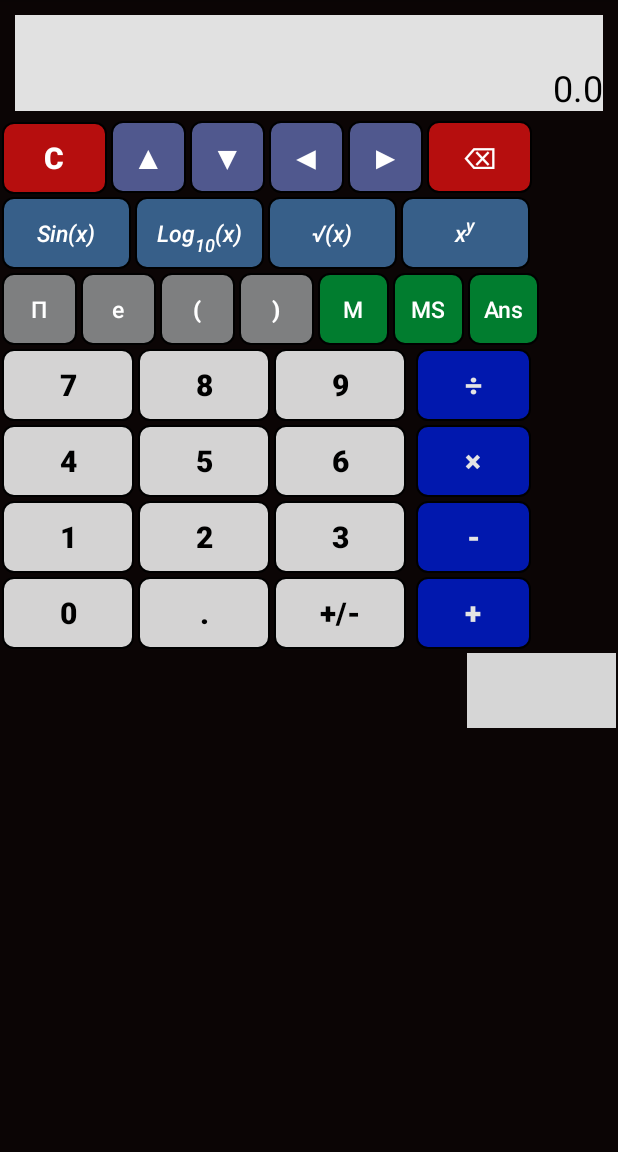
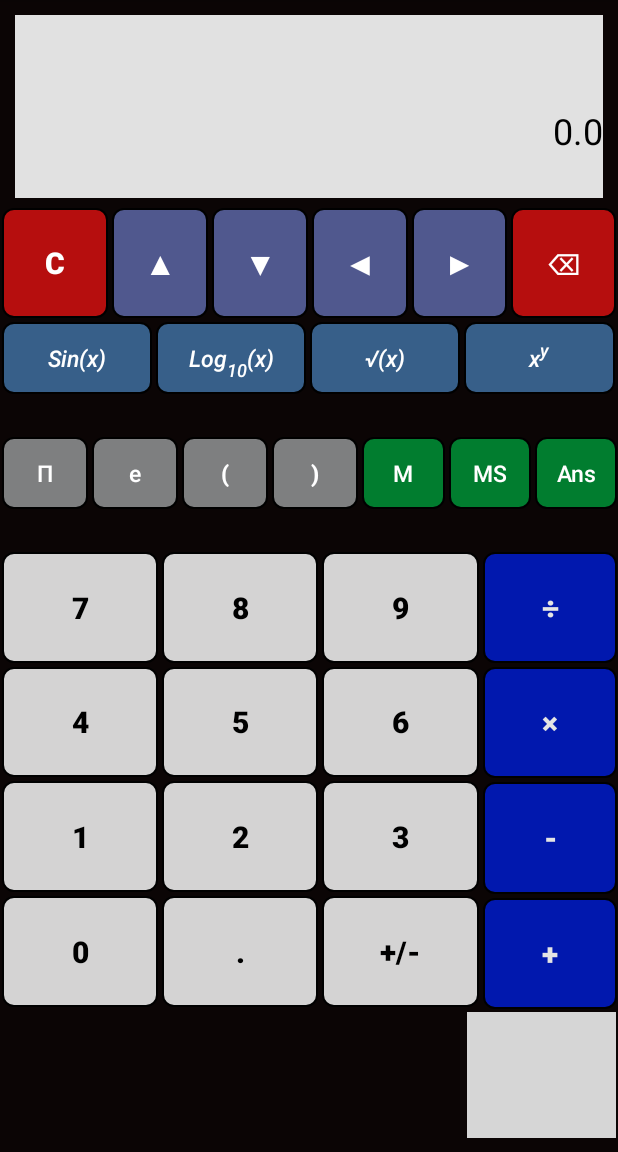
Before and after one commit to louimet/E-Calc, an Android app: the screen it shows after launch (MainActivity), on a phone screen of 412 x 824 dp, the part 84-1236 px from its top. Run offline under Robolectric (Android 15) with nearby library versions, the phone set to English and light mode, and no system bars; Roboto replaces fonts that are not available here; 1 statement that could not run was skipped; grey boxes are pictures that could not be loaded.

Commit message:
The app now scales in portrait mode

```diff
--- a/src/Team_E_Calc_AndroidApp/app/src/main/res/layout/activity_main.xml
+++ b/src/Team_E_Calc_AndroidApp/app/src/main/res/layout/activity_main.xml
@@ -7,10 +7,15 @@
     tools:context="com.calc.MainActivity"
     android:background="#0b0505"
     android:weightSum="1">
-
+    <LinearLayout
+        android:layout_width="match_parent"
+        android:layout_height="0dp"
+        android:layout_weight="0.18"
+        android:orientation="vertical">
         <EditText
             android:layout_width="match_parent"
-        android:layout_height="32dp"
+            android:layout_height="0dp"
+            android:layout_weight="0.09"
             android:textAppearance="?android:attr/textAppearanceLarge"
             android:text="@string/initDisplay"
             android:id="@+id/textView"
@@ -27,12 +32,12 @@
             android:layout_marginRight="10dp"
             android:layout_marginTop="10dp"
             android:minHeight="@dimen/displayScreenSize"
-        android:layout_weight="0"
             android:layout_marginBottom="0dp" />
 
         <TextView
             android:layout_width="match_parent"
-        android:layout_height="32dp"
+            android:layout_height="0dp"
+            android:layout_weight="0.09"
             android:textAppearance="?android:attr/textAppearanceLarge"
             android:text="@string/resultView"
             android:id="@+id/resultView"
@@ -47,19 +52,21 @@
             android:layout_marginTop="0dp"
             android:minHeight="@dimen/displayScreenSize"
             android:layout_marginBottom="5dp" />
-
+    </LinearLayout>
 
     <LinearLayout
         android:layout_width="wrap_content"
-        android:layout_height="wrap_content"
+        android:layout_height="0dp"
+        android:layout_weight="0.1"
         android:orientation="horizontal">
 
         <Button
             style="?android:attr/borderlessButtonStyle"
             android:text="@string/buttonClear"
             android:id="@+id/buttonClear"
-            android:layout_width="@dimen/deletion_button_width"
-            android:layout_height="wrap_content"
+            android:layout_width="0dp"
+            android:layout_weight="0.0125"
+            android:layout_height="match_parent"
             android:background="@drawable/button_delete"
             android:layout_margin="1dp"
             android:clickable="true"
@@ -70,8 +77,9 @@
             android:textSize="20sp" />
         <Button
             style="?android:attr/borderlessButtonStyle"
-            android:layout_width="@dimen/arrow_button_width"
-            android:layout_height="wrap_content"
+            android:layout_width="0dp"
+            android:layout_weight="0.0175"
+            android:layout_height="match_parent"
             android:text="@string/button_up_arrow"
             android:id="@+id/button_up_arrow"
             android:background="@drawable/button_arrows"
@@ -84,8 +92,9 @@
             android:textSize="20sp" />
         <Button
             style="?android:attr/borderlessButtonStyle"
-            android:layout_width="@dimen/arrow_button_width"
-            android:layout_height="wrap_content"
+            android:layout_width="0dp"
+            android:layout_weight="0.0175"
+            android:layout_height="match_parent"
             android:text="@string/button_down_arrow"
             android:id="@+id/button_down_arrow"
             android:background="@drawable/button_arrows"
@@ -98,8 +107,9 @@
             android:textSize="20sp" />
         <Button
             style="?android:attr/borderlessButtonStyle"
-            android:layout_width="@dimen/arrow_button_width"
-            android:layout_height="wrap_content"
+            android:layout_width="0dp"
+            android:layout_weight="0.0175"
+            android:layout_height="match_parent"
             android:text="@string/button_left_arrow"
             android:id="@+id/button_left_arrow"
             android:background="@drawable/button_arrows"
@@ -112,8 +122,9 @@
             android:textSize="20sp" />
         <Button
             style="?android:attr/borderlessButtonStyle"
-            android:layout_width="@dimen/arrow_button_width"
-            android:layout_height="wrap_content"
+            android:layout_width="0dp"
+            android:layout_weight="0.0175"
+            android:layout_height="match_parent"
             android:text="@string/button_right_arrow"
             android:id="@+id/button_right_arrow"
             android:background="@drawable/button_arrows"
@@ -126,8 +137,9 @@
             android:textSize="20sp" />
         <Button
             style="?android:attr/borderlessButtonStyle"
-            android:layout_width="@dimen/deletion_button_width"
-            android:layout_height="wrap_content"
+            android:layout_width="0dp"
+            android:layout_weight="0.0125"
+            android:layout_height="match_parent"
             android:text="@string/buttonBackspace"
             android:id="@+id/buttonBackspace"
             android:background="@drawable/button_delete"
@@ -142,12 +154,14 @@
     </LinearLayout>
 
     <LinearLayout
-        android:layout_width="wrap_content"
-        android:layout_height="wrap_content"
+        android:layout_width="match_parent"
+        android:layout_height="0dp"
+        android:layout_weight="0.1"
         android:orientation="horizontal">
         <Button
             style="?android:attr/borderlessButtonStyle"
-            android:layout_width="@dimen/function_button_width"
+            android:layout_width="0dp"
+            android:layout_weight="0.025"
             android:layout_height="wrap_content"
             android:text="@string/buttonSin"
             android:id="@+id/buttonSin"
@@ -163,7 +177,8 @@
 
         <Button
             style="?android:attr/borderlessButtonStyle"
-            android:layout_width="@dimen/function_button_width"
+            android:layout_width="0dp"
+            android:layout_weight="0.025"
             android:layout_height="wrap_content"
             android:text="@string/buttonLog10"
             android:id="@+id/buttonLog10"
@@ -179,7 +194,8 @@
 
         <Button
             style="?android:attr/borderlessButtonStyle"
-            android:layout_width="@dimen/function_button_width"
+            android:layout_width="0dp"
+            android:layout_weight="0.025"
             android:layout_height="wrap_content"
             android:text="@string/buttonSqrt"
             android:id="@+id/buttonSqrt"
@@ -195,7 +211,8 @@
 
         <Button
             style="?android:attr/borderlessButtonStyle"
-            android:layout_width="@dimen/function_button_width"
+            android:layout_width="0dp"
+            android:layout_weight="0.025"
             android:layout_height="wrap_content"
             android:text="@string/button10to"
             android:id="@+id/button10to"
@@ -212,13 +229,15 @@
 
     <LinearLayout
         android:layout_width="wrap_content"
-        android:layout_height="wrap_content"
+        android:layout_height="0dp"
+        android:layout_weight="0.1"
         android:orientation="horizontal">
         <Button
             style="?android:attr/borderlessButtonStyle"
             android:text="@string/buttonPi"
             android:id="@+id/buttonPi"
-            android:layout_width="@dimen/literal_operand_button_width"
+            android:layout_width="0dp"
+            android:layout_weight="0.0138"
             android:layout_height="wrap_content"
             android:background="@drawable/button_pi_e_parenthesis"
             android:layout_margin="1dp"
@@ -232,7 +251,8 @@
             style="?android:attr/borderlessButtonStyle"
             android:text="@string/button_e"
             android:id="@+id/button_e"
-            android:layout_width="@dimen/literal_operand_button_width"
+            android:layout_width="0dp"
+            android:layout_weight="0.0138"
             android:layout_height="wrap_content"
             android:background="@drawable/button_pi_e_parenthesis"
             android:layout_margin="1dp"
@@ -245,7 +265,8 @@
 
         <Button
             style="?android:attr/borderlessButtonStyle"
-            android:layout_width="@dimen/literal_operand_button_width"
+            android:layout_width="0dp"
+            android:layout_weight="0.0138"
             android:layout_height="wrap_content"
             android:text="@string/buttonLpar"
             android:id="@+id/buttonLpar"
@@ -259,7 +280,8 @@
             android:textSize="15sp" />
         <Button
             style="?android:attr/borderlessButtonStyle"
-            android:layout_width="@dimen/literal_operand_button_width"
+            android:layout_width="0dp"
+            android:layout_weight="0.0138"
             android:layout_height="wrap_content"
             android:text="@string/buttonRpar"
             android:id="@+id/buttonRpar"
@@ -274,7 +296,8 @@
 
         <Button
             style="?android:attr/borderlessButtonStyle"
-            android:layout_width="@dimen/memory_button_width"
+            android:layout_width="0dp"
+            android:layout_weight="0.0147"
             android:layout_height="wrap_content"
             android:text="@string/button_mem_recall"
             android:id="@+id/button_mem_recall"
@@ -289,7 +312,8 @@
 
         <Button
             style="?android:attr/borderlessButtonStyle"
-            android:layout_width="@dimen/memory_button_width"
+            android:layout_width="0dp"
+            android:layout_weight="0.0147"
             android:layout_height="wrap_content"
             android:text="@string/button_mem_store"
             android:id="@+id/button_mem_store"
@@ -304,7 +328,8 @@
 
         <Button
             style="?android:attr/borderlessButtonStyle"
-            android:layout_width="@dimen/memory_button_width"
+            android:layout_width="0dp"
+            android:layout_weight="0.0147"
             android:layout_height="wrap_content"
             android:text="@string/button_ans"
             android:id="@+id/button_ans"
@@ -320,33 +345,39 @@
     </LinearLayout>
 
     <LinearLayout
-        android:layout_width="wrap_content"
-        android:layout_height="wrap_content">
+        android:layout_width="match_parent"
+        android:layout_height="0dp"
+        android:layout_weight="0.4">
         <TableLayout
-            android:layout_width="276dp"
-            android:layout_height="wrap_content">
+            android:layout_width="match_parent"
+            android:layout_weight="0.089"
+            android:layout_height="match_parent"
+            android:weightSum="0.4">
+
             <TableRow
                 android:layout_width="match_parent"
-                android:layout_height="wrap_content">
+                android:layout_height="match_parent"
+                android:layout_weight="0.1">
                 <Button
                     android:text="@string/button7"
                     android:id="@+id/button7"
-                    android:layout_width="wrap_content"
-                    android:layout_height="wrap_content"
+                    android:layout_width="0dp"
+                    android:layout_weight="1"
+                    android:layout_height="match_parent"
                     android:background="@drawable/button_digit"
                     android:layout_margin="1dp"
                     android:clickable="true"
                     android:enabled="true"
                     android:textColor="#000000"
-                    android:minWidth="@dimen/num_button_width"
                     android:onClick="sendMessage"
                     style="?android:attr/borderlessButtonStyle"
                     android:textStyle="bold"
                     android:textSize="20sp" />
 
                 <Button
-                    android:layout_width="wrap_content"
-                    android:layout_height="wrap_content"
+                    android:layout_width="0dp"
+                    android:layout_weight="1"
+                    android:layout_height="match_parent"
                     android:text="@string/button8"
                     android:id="@+id/button8"
                     android:background="@drawable/button_digit"
@@ -354,15 +385,15 @@
                     android:clickable="true"
                     android:enabled="true"
                     android:textColor="#000000"
-                    android:minWidth="@dimen/num_button_width"
                     android:onClick="sendMessage"
                     style="?android:attr/borderlessButtonStyle"
                     android:textStyle="bold"
                     android:textSize="20sp" />
 
                 <Button
-                    android:layout_width="wrap_content"
-                    android:layout_height="wrap_content"
+                    android:layout_width="0dp"
+                    android:layout_weight="1"
+                    android:layout_height="match_parent"
                     android:text="@string/button9"
                     android:id="@+id/button9"
                     android:background="@drawable/button_digit"
@@ -370,7 +401,6 @@
                     android:clickable="true"
                     android:enabled="true"
                     android:textColor="#000000"
-                    android:minWidth="@dimen/num_button_width"
                     android:onClick="sendMessage"
                     style="?android:attr/borderlessButtonStyle"
                     android:textStyle="bold"
@@ -380,11 +410,13 @@
 
             <TableRow
                 android:layout_width="match_parent"
-                android:layout_height="wrap_content">
+                android:layout_height="match_parent"
+                android:layout_weight="0.1">
 
                 <Button
-                    android:layout_width="wrap_content"
-                    android:layout_height="wrap_content"
+                    android:layout_width="0dp"
+                    android:layout_weight="1"
+                    android:layout_height="match_parent"
                     android:text="@string/button4"
                     android:id="@+id/button4"
                     android:background="@drawable/button_digit"
@@ -392,15 +424,15 @@
                     android:clickable="true"
                     android:enabled="true"
                     android:textColor="#000000"
-                    android:minWidth="@dimen/num_button_width"
                     android:onClick="sendMessage"
                     style="?android:attr/borderlessButtonStyle"
                     android:textStyle="bold"
                     android:textSize="20sp" />
 
                 <Button
-                    android:layout_width="wrap_content"
-                    android:layout_height="wrap_content"
+                    android:layout_width="0dp"
+                    android:layout_weight="1"
+                    android:layout_height="match_parent"
                     android:text="@string/button5"
                     android:id="@+id/button5"
                     android:background="@drawable/button_digit"
@@ -408,15 +440,15 @@
                     android:clickable="true"
                     android:enabled="true"
                     android:textColor="#000000"
-                    android:minWidth="@dimen/num_button_width"
                     android:onClick="sendMessage"
                     style="?android:attr/borderlessButtonStyle"
                     android:textStyle="bold"
                     android:textSize="20sp" />
 
                 <Button
-                    android:layout_width="wrap_content"
-                    android:layout_height="wrap_content"
+                    android:layout_width="0dp"
+                    android:layout_weight="1"
+                    android:layout_height="match_parent"
                     android:text="@string/button6"
                     android:id="@+id/button6"
                     android:background="@drawable/button_digit"
@@ -424,7 +456,6 @@
                     android:clickable="true"
                     android:enabled="true"
                     android:textColor="#000000"
-                    android:minWidth="@dimen/num_button_width"
                     android:onClick="sendMessage"
                     style="?android:attr/borderlessButtonStyle"
                     android:textStyle="bold"
@@ -434,11 +465,13 @@
 
             <TableRow
                 android:layout_width="match_parent"
-                android:layout_height="wrap_content">
+                android:layout_height="match_parent"
+                android:layout_weight="0.1">
 
                 <Button
-                    android:layout_width="wrap_content"
-                    android:layout_height="wrap_content"
+                    android:layout_width="0dp"
+                    android:layout_weight="1"
+                    android:layout_height="match_parent"
                     android:text="@string/button1"
                     android:id="@+id/button1"
                     android:background="@drawable/button_digit"
@@ -446,15 +479,15 @@
                     android:clickable="true"
                     android:enabled="true"
                     android:textColor="#000000"
-                    android:minWidth="@dimen/num_button_width"
                     android:onClick="sendMessage"
                     style="?android:attr/borderlessButtonStyle"
                     android:textStyle="bold"
                     android:textSize="20sp" />
 
                 <Button
-                    android:layout_width="wrap_content"
-                    android:layout_height="wrap_content"
+                    android:layout_width="0dp"
+                    android:layout_weight="1"
+                    android:layout_height="match_parent"
                     android:text="@string/button2"
                     android:id="@+id/button2"
                     android:background="@drawable/button_digit"
@@ -462,15 +495,15 @@
                     android:clickable="true"
                     android:enabled="true"
                     android:textColor="#000000"
-                    android:minWidth="@dimen/num_button_width"
                     android:onClick="sendMessage"
                     style="?android:attr/borderlessButtonStyle"
                     android:textStyle="bold"
                     android:textSize="20sp" />
 
                 <Button
-                    android:layout_width="wrap_content"
-                    android:layout_height="wrap_content"
+                    android:layout_width="0dp"
+                    android:layout_weight="1"
+                    android:layout_height="match_parent"
                     android:text="@string/button3"
                     android:id="@+id/button3"
                     android:background="@drawable/button_digit"
@@ -478,7 +511,6 @@
                     android:clickable="true"
                     android:enabled="true"
                     android:textColor="#000000"
-                    android:minWidth="@dimen/num_button_width"
                     android:onClick="sendMessage"
                     style="?android:attr/borderlessButtonStyle"
                     android:textStyle="bold"
@@ -488,11 +520,13 @@
 
             <TableRow
                 android:layout_width="match_parent"
-                android:layout_height="wrap_content">
+                android:layout_height="match_parent"
+                android:layout_weight="0.1">
 
                 <Button
-                    android:layout_width="88dp"
-                    android:layout_height="wrap_content"
+                    android:layout_width="0dp"
+                    android:layout_weight="1"
+                    android:layout_height="match_parent"
                     android:text="@string/button0"
                     android:id="@+id/button0"
                     android:background="@drawable/button_digit"
@@ -500,15 +534,15 @@
                     android:clickable="true"
                     android:enabled="true"
                     android:textColor="#000000"
-                    android:minWidth="@dimen/num_button_width"
                     android:onClick="sendMessage"
                     style="?android:attr/borderlessButtonStyle"
                     android:textStyle="bold"
                     android:textSize="20sp" />
 
                 <Button
-                    android:layout_width="88dp"
-                    android:layout_height="wrap_content"
+                    android:layout_width="0dp"
+                    android:layout_weight="1"
+                    android:layout_height="match_parent"
                     android:text="@string/buttonDot"
                     android:id="@+id/buttonDot"
                     android:background="@drawable/button_digit"
@@ -516,7 +550,6 @@
                     android:clickable="true"
                     android:enabled="true"
                     android:textColor="#000000"
-                    android:minWidth="@dimen/num_button_width"
                     android:onClick="sendMessage"
                     style="?android:attr/borderlessButtonStyle"
                     android:textStyle="bold"
@@ -524,8 +557,9 @@
 
                 <Button
                     style="?android:attr/borderlessButtonStyle"
-                    android:layout_width="88dp"
-                    android:layout_height="wrap_content"
+                    android:layout_width="0dp"
+                    android:layout_weight="1"
+                    android:layout_height="match_parent"
                     android:text="@string/buttonPlusMinus"
                     android:id="@+id/buttonPlusMinus"
                     android:background="@drawable/button_digit"
@@ -533,7 +567,6 @@
                     android:clickable="true"
                     android:enabled="true"
                     android:textColor="#000000"
-                    android:minWidth="@dimen/num_button_width"
                     android:onClick="plusMinus"
                     android:textStyle="bold"
                     android:textSize="20sp" />
@@ -542,13 +575,17 @@
 
         </TableLayout>
 
-        <TableLayout
-            android:layout_width="79dp"
-            android:layout_height="wrap_content">
+        <LinearLayout
+            android:layout_width="match_parent"
+            android:layout_height="match_parent"
+            android:layout_weight="0.311"
+            android:orientation="vertical"
+            android:weightSum="0.4">
             <Button
                 style="?android:attr/borderlessButtonStyle"
-                android:layout_width="wrap_content"
-                android:layout_height="wrap_content"
+                android:layout_width="match_parent"
+                android:layout_height="match_parent"
+                android:layout_weight="0.1"
                 android:text="@string/buttonDivide"
                 android:id="@+id/buttonDivide"
                 android:background="@drawable/button_blue"
@@ -563,8 +600,9 @@
 
             <Button
                 style="?android:attr/borderlessButtonStyle"
-                android:layout_width="wrap_content"
-                android:layout_height="wrap_content"
+                android:layout_width="match_parent"
+                android:layout_height="match_parent"
+                android:layout_weight="0.1"
                 android:text="@string/buttonTimes"
                 android:id="@+id/buttonTimes"
                 android:background="@drawable/button_blue"
@@ -579,8 +617,9 @@
 
             <Button
                 style="?android:attr/borderlessButtonStyle"
-                android:layout_width="wrap_content"
-                android:layout_height="wrap_content"
+                android:layout_width="match_parent"
+                android:layout_height="match_parent"
+                android:layout_weight="0.1"
                 android:text="@string/buttonMinus"
                 android:id="@+id/buttonMinus"
                 android:background="@drawable/button_blue"
@@ -595,8 +634,9 @@
 
             <Button
                 style="?android:attr/borderlessButtonStyle"
-                android:layout_width="85dp"
-                android:layout_height="wrap_content"
+                android:layout_width="match_parent"
+                android:layout_height="match_parent"
+                android:layout_weight="0.1"
                 android:text="@string/buttonPlus"
                 android:id="@+id/buttonPlus"
                 android:background="@drawable/button_blue"
@@ -607,7 +647,7 @@
                 android:onClick="sendMessage"
                 android:textStyle="bold"
                 android:textSize="20sp" />
-        </TableLayout>
+        </LinearLayout>
 
     </LinearLayout>
 
@@ -616,7 +656,8 @@
         android:text="@string/buttonEval"
         android:id="@+id/buttonEval"
         android:layout_width="99dp"
-        android:layout_height="50dp"
+        android:layout_height="0dp"
+        android:layout_weight="0.11"
         android:background="@drawable/button_equal"
         android:layout_margin="1dp"
         android:clickable="true"
```
Lines whose indentation alone changed are shown as unchanged.
